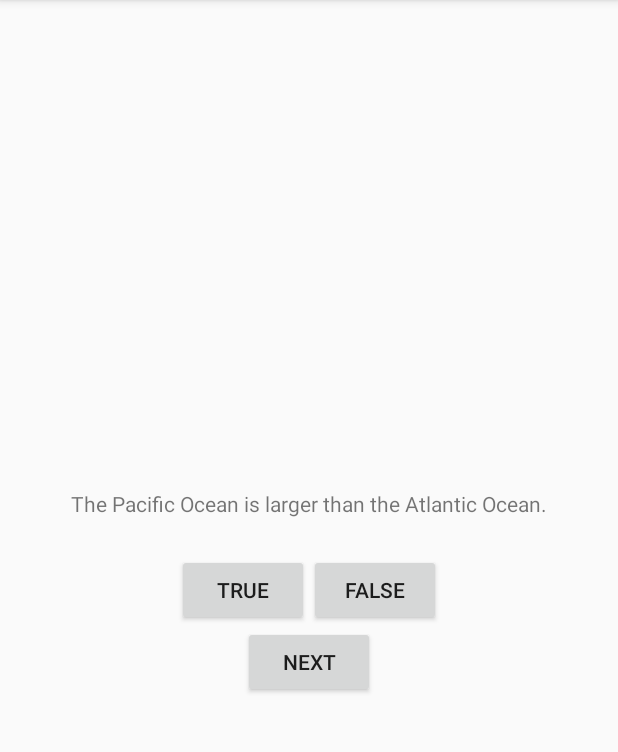
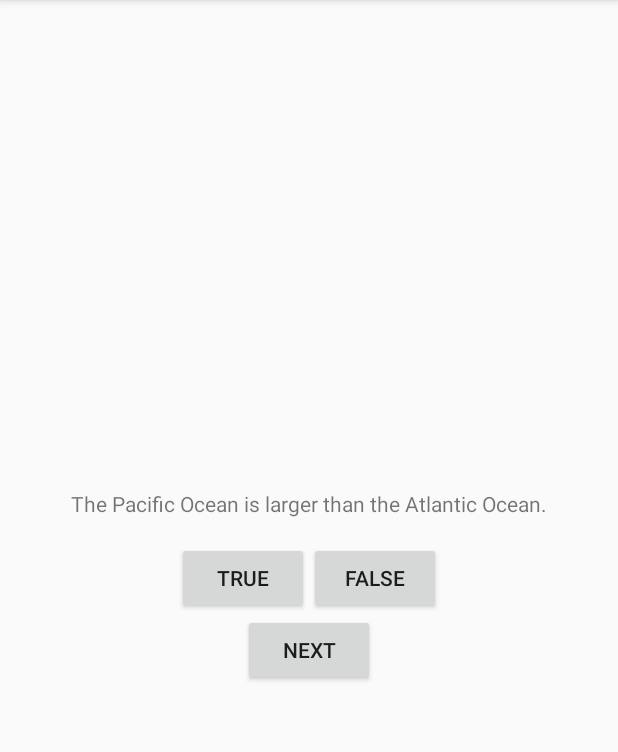
Before and after one commit to DanArcos/MapQuiz, an Android app: the screen it shows after launch (QuizActivity), on a phone screen of 412 x 824 dp, the part 84-836 px from its top. Run offline under Robolectric (Android 15) with nearby library versions, the phone set to English and light mode, and no system bars.

Commit message:
activity_quiz.xml - Put id for text view. Removed text attribute. Changed padding. strings.xml - removed filler string. QuizActivity.java - Tied mQuestionTextView to layout widget. Created question variable to hold question text information. Displayed this information using mQuestionTextView.setText

```diff
--- a/app/src/main/res/layout/activity_quiz.xml
+++ b/app/src/main/res/layout/activity_quiz.xml
@@ -9,8 +9,8 @@
         android:id="@+id/question_text_view"
         android:layout_width="wrap_content"
         android:layout_height="wrap_content"
-        android:padding="24dp"
-        android:text= "@string/question_text" />
+        android:padding="16dp"
+        />
 
     <LinearLayout
         android:layout_width="wrap_content"
```
